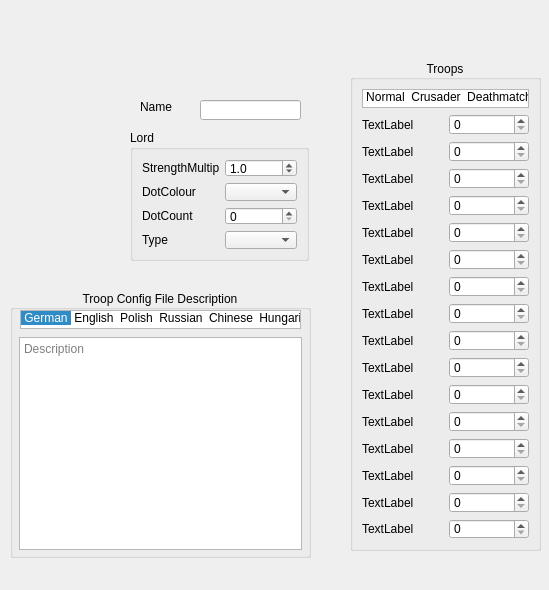
Old version of the form UI/trped_mw.ui in the repository CIO61/ucp_re_gui.
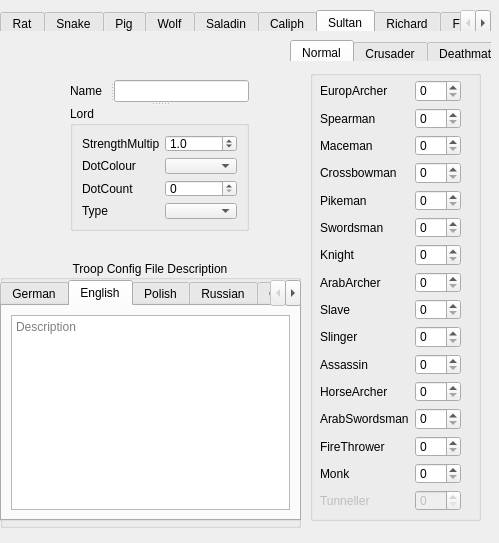
New version of the form. The open tabs and pages were chosen to show the change.

What changed in the file:
```diff
--- a/UI/trped_mw.ui
+++ b/UI/trped_mw.ui
@@ -6,8 +6,8 @@
    <rect>
     <x>0</x>
     <y>0</y>
-    <width>549</width>
-    <height>590</height>
+    <width>499</width>
+    <height>543</height>
    </rect>
   </property>
   <property name="windowTitle">
@@ -17,80 +17,32 @@
    <widget class="QGroupBox" name="groupBox_15">
     <property name="geometry">
      <rect>
-      <x>350</x>
-      <y>60</y>
-      <width>191</width>
-      <height>491</height>
+      <x>310</x>
+      <y>70</y>
+      <width>171</width>
+      <height>451</height>
      </rect>
     </property>
     <property name="title">
-     <string>Troops</string>
+     <string/>
     </property>
     <property name="alignment">
      <set>Qt::AlignCenter</set>
     </property>
-    <layout class="QVBoxLayout" name="verticalLayout">
-     <item>
-      <widget class="QListWidget" name="listWidget_3">
-       <property name="maximumSize">
-        <size>
-         <width>16777215</width>
-         <height>19</height>
-        </size>
-       </property>
-       <property name="verticalScrollBarPolicy">
-        <enum>Qt::ScrollBarAlwaysOff</enum>
-       </property>
-       <property name="horizontalScrollBarPolicy">
-        <enum>Qt::ScrollBarAlwaysOff</enum>
-       </property>
-       <property name="sizeAdjustPolicy">
-        <enum>QAbstractScrollArea::AdjustIgnored</enum>
-       </property>
-       <property name="selectionBehavior">
-        <enum>QAbstractItemView::SelectRows</enum>
-       </property>
-       <property name="flow">
-        <enum>QListView::LeftToRight</enum>
-       </property>
-       <property name="isWrapping" stdset="0">
-        <bool>false</bool>
-       </property>
-       <property name="spacing">
-        <number>-2</number>
-       </property>
-       <property name="viewMode">
-        <enum>QListView::IconMode</enum>
-       </property>
-       <property name="modelColumn">
-        <number>0</number>
-       </property>
-       <property name="currentRow">
-        <number>-1</number>
-       </property>
-       <item>
-        <property name="text">
-         <string>Normal</string>
-        </property>
-       </item>
-       <item>
-        <property name="text">
-         <string>Crusader</string>
-        </property>
-       </item>
-       <item>
-        <property name="text">
-         <string>Deathmatch</string>
-        </property>
-       </item>
-      </widget>
-     </item>
-     <item>
+    <widget class="QWidget" name="layoutWidget">
+     <property name="geometry">
+      <rect>
+       <x>10</x>
+       <y>10</y>
+       <width>141</width>
+       <height>431</height>
+      </rect>
+     </property>
       <layout class="QGridLayout" name="gridLayout">
        <item row="8" column="0">
         <widget class="QLabel" name="label_11">
          <property name="text">
-          <string>TextLabel</string>
+         <string>Slave</string>
          </property>
         </widget>
        </item>
@@ -118,21 +70,21 @@
        <item row="3" column="0">
         <widget class="QLabel" name="label_7">
          <property name="text">
-          <string>TextLabel</string>
+         <string>Crossbowman</string>
          </property>
         </widget>
        </item>
        <item row="7" column="0">
         <widget class="QLabel" name="label_10">
          <property name="text">
-          <string>TextLabel</string>
+         <string>ArabArcher</string>
          </property>
         </widget>
        </item>
        <item row="13" column="0">
         <widget class="QLabel" name="label_14">
          <property name="text">
-          <string>TextLabel</string>
+         <string>FireThrower</string>
          </property>
         </widget>
        </item>
@@ -142,21 +94,21 @@
        <item row="0" column="0">
         <widget class="QLabel" name="label">
          <property name="text">
-          <string>TextLabel</string>
+         <string>EuropArcher</string>
          </property>
         </widget>
        </item>
        <item row="1" column="0">
         <widget class="QLabel" name="label_2">
          <property name="text">
-          <string>TextLabel</string>
+         <string>Spearman</string>
          </property>
         </widget>
        </item>
        <item row="14" column="0">
         <widget class="QLabel" name="label_15">
          <property name="text">
-          <string>TextLabel</string>
+         <string>Monk</string>
          </property>
         </widget>
        </item>
@@ -169,21 +121,21 @@
        <item row="10" column="0">
         <widget class="QLabel" name="label_4">
          <property name="text">
-          <string>TextLabel</string>
+         <string>Assassin</string>
          </property>
         </widget>
        </item>
        <item row="5" column="0">
         <widget class="QLabel" name="label_5">
          <property name="text">
-          <string>TextLabel</string>
+         <string>Swordsman</string>
          </property>
         </widget>
        </item>
        <item row="4" column="0">
         <widget class="QLabel" name="label_6">
          <property name="text">
-          <string>TextLabel</string>
+         <string>Pikeman</string>
          </property>
         </widget>
        </item>
@@ -193,21 +145,21 @@
        <item row="6" column="0">
         <widget class="QLabel" name="label_9">
          <property name="text">
-          <string>TextLabel</string>
+         <string>Knight</string>
          </property>
         </widget>
        </item>
        <item row="12" column="0">
         <widget class="QLabel" name="label_13">
          <property name="text">
-          <string>TextLabel</string>
+         <string>ArabSwordsman</string>
          </property>
         </widget>
        </item>
        <item row="11" column="0">
         <widget class="QLabel" name="label_12">
          <property name="text">
-          <string>TextLabel</string>
+         <string>HorseArcher</string>
          </property>
         </widget>
        </item>
@@ -217,21 +169,24 @@
        <item row="9" column="0">
         <widget class="QLabel" name="label_3">
          <property name="text">
-          <string>TextLabel</string>
+         <string>Slinger</string>
          </property>
         </widget>
        </item>
        <item row="2" column="0">
         <widget class="QLabel" name="label_8">
          <property name="text">
-          <string>TextLabel</string>
+         <string>Maceman</string>
          </property>
         </widget>
        </item>
        <item row="15" column="0">
         <widget class="QLabel" name="label_16">
+        <property name="enabled">
+         <bool>false</bool>
+        </property>
          <property name="text">
-          <string>TextLabel</string>
+         <string>Tunneller</string>
          </property>
         </widget>
        </item>
@@ -245,44 +200,286 @@
         <widget class="QSpinBox" name="spinBox_16"/>
        </item>
        <item row="15" column="1">
-        <widget class="QSpinBox" name="spinBox_17"/>
-       </item>
-      </layout>
+       <widget class="QSpinBox" name="spinBox_17">
+        <property name="enabled">
+         <bool>false</bool>
+        </property>
+       </widget>
+      </item>
+     </layout>
+    </widget>
+   </widget>
+   <widget class="QGroupBox" name="TroopCfgDescriptions">
+    <property name="geometry">
+     <rect>
+      <x>0</x>
+      <y>260</y>
+      <width>301</width>
+      <height>268</height>
+     </rect>
+    </property>
+    <property name="title">
+     <string>Troop Config File Description</string>
+    </property>
+    <property name="alignment">
+     <set>Qt::AlignCenter</set>
+    </property>
+    <widget class="QTabWidget" name="descr_tab">
+     <property name="geometry">
+      <rect>
+       <x>0</x>
+       <y>20</y>
+       <width>301</width>
+       <height>241</height>
+      </rect>
+     </property>
+     <property name="currentIndex">
+      <number>0</number>
+     </property>
+     <widget class="QWidget" name="German" native="true">
+      <attribute name="title">
+       <string>German</string>
+      </attribute>
+      <layout class="QGridLayout" name="gridLayout_24">
+       <item row="0" column="0">
+        <widget class="QPlainTextEdit" name="German_3">
+         <property name="placeholderText">
+          <string>Description</string>
+         </property>
+        </widget>
      </item>
     </layout>
    </widget>
-   <widget class="QLineEdit" name="lineEdit">
+     <widget class="QWidget" name="English" native="true">
+      <attribute name="title">
+       <string>English</string>
+      </attribute>
+      <layout class="QGridLayout" name="gridLayout_25">
+       <item row="0" column="0">
+        <widget class="QPlainTextEdit" name="English_3">
+         <property name="placeholderText">
+          <string>Description</string>
+         </property>
+        </widget>
+       </item>
+      </layout>
+     </widget>
+     <widget class="QWidget" name="Polish" native="true">
+      <attribute name="title">
+       <string>Polish</string>
+      </attribute>
+      <layout class="QGridLayout" name="gridLayout_26">
+       <item row="0" column="0">
+        <widget class="QPlainTextEdit" name="Polish_3">
+         <property name="placeholderText">
+          <string>Description</string>
+         </property>
+        </widget>
+       </item>
+      </layout>
+     </widget>
+     <widget class="QWidget" name="Russian" native="true">
+      <attribute name="title">
+       <string>Russian</string>
+      </attribute>
+      <layout class="QGridLayout" name="gridLayout_27">
+       <item row="0" column="0">
+        <widget class="QPlainTextEdit" name="Russian_3">
+         <property name="placeholderText">
+          <string>Description</string>
+         </property>
+        </widget>
+       </item>
+      </layout>
+     </widget>
+     <widget class="QWidget" name="Chinese" native="true">
+      <attribute name="title">
+       <string>Chinese</string>
+      </attribute>
+      <layout class="QGridLayout" name="gridLayout_28">
+       <item row="0" column="0">
+        <widget class="QPlainTextEdit" name="Chinese_3">
+         <property name="placeholderText">
+          <string>Description</string>
+         </property>
+        </widget>
+       </item>
+      </layout>
+     </widget>
+     <widget class="QWidget" name="Hungarian" native="true">
+      <attribute name="title">
+       <string>Hungarian</string>
+      </attribute>
+      <layout class="QGridLayout" name="gridLayout_29">
+       <item row="0" column="0">
+        <widget class="QPlainTextEdit" name="Hungarian_3">
+         <property name="placeholderText">
+          <string>Description</string>
+         </property>
+        </widget>
+       </item>
+      </layout>
+     </widget>
+    </widget>
+   </widget>
+   <widget class="QTabWidget" name="Lord_Tab">
     <property name="geometry">
      <rect>
-      <x>200</x>
-      <y>100</y>
-      <width>101</width>
-      <height>20</height>
+      <x>0</x>
+      <y>10</y>
+      <width>491</width>
+      <height>21</height>
      </rect>
     </property>
-   </widget>
+    <property name="currentIndex">
+     <number>6</number>
+    </property>
+    <widget class="QWidget" name="Rat">
+     <attribute name="title">
+      <string>Rat</string>
+     </attribute>
+    </widget>
+    <widget class="QWidget" name="Snake">
+     <attribute name="title">
+      <string>Snake</string>
+     </attribute>
+    </widget>
+    <widget class="QWidget" name="Pig">
+     <attribute name="title">
+      <string>Pig</string>
+     </attribute>
+    </widget>
+    <widget class="QWidget" name="Wolf">
+     <attribute name="title">
+      <string>Wolf</string>
+     </attribute>
+    </widget>
+    <widget class="QWidget" name="Saladin">
+     <attribute name="title">
+      <string>Saladin</string>
+     </attribute>
+    </widget>
+    <widget class="QWidget" name="Caliph">
+     <attribute name="title">
+      <string>Caliph</string>
+     </attribute>
+    </widget>
+    <widget class="QWidget" name="Sultan">
+     <attribute name="title">
+      <string>Sultan</string>
+     </attribute>
+    </widget>
+    <widget class="QWidget" name="Richard">
+     <attribute name="title">
+      <string>Richard</string>
+     </attribute>
+    </widget>
+    <widget class="QWidget" name="Frederick">
+     <attribute name="title">
+      <string>Frederick</string>
+     </attribute>
+    </widget>
+    <widget class="QWidget" name="Phillip">
+     <attribute name="title">
+      <string>Phillip</string>
+     </attribute>
+    </widget>
+    <widget class="QWidget" name="Wazir">
+     <attribute name="title">
+      <string>Wazir</string>
+     </attribute>
+    </widget>
+    <widget class="QWidget" name="Emir">
+     <attribute name="title">
+      <string>Emir</string>
+     </attribute>
+    </widget>
+    <widget class="QWidget" name="Nizar">
+     <attribute name="title">
+      <string>Nizar</string>
+     </attribute>
+    </widget>
+    <widget class="QWidget" name="Sheriff">
+     <attribute name="title">
+      <string>Sheriff</string>
+     </attribute>
+    </widget>
+    <widget class="QWidget" name="Marshall">
+     <attribute name="title">
+      <string>Marshall</string>
+     </attribute>
+    </widget>
+    <widget class="QWidget" name="Abbot">
+     <attribute name="title">
+      <string>Abbot</string>
+     </attribute>
+    </widget>
+    <widget class="QWidget" name="Player_eu">
+     <attribute name="title">
+      <string>Player-European</string>
+     </attribute>
+    </widget>
+    <widget class="QWidget" name="Player_ar">
+     <attribute name="title">
+      <string>Player-Arab</string>
+     </attribute>
+    </widget>
+   </widget>
+   <widget class="QTabWidget" name="mode_tab">
+    <property name="geometry">
+     <rect>
+      <x>290</x>
+      <y>40</y>
+      <width>201</width>
+      <height>21</height>
+     </rect>
+    </property>
+    <property name="currentIndex">
+     <number>0</number>
+    </property>
+    <property name="usesScrollButtons">
+     <bool>false</bool>
+    </property>
+    <widget class="QWidget" name="Normal">
+     <attribute name="title">
+      <string>Normal</string>
+     </attribute>
+    </widget>
+    <widget class="QWidget" name="Crusader">
+     <attribute name="title">
+      <string>Crusader</string>
+     </attribute>
+    </widget>
+    <widget class="QWidget" name="Deathmatch">
+     <attribute name="title">
+      <string>Deathmatch</string>
+     </attribute>
+    </widget>
+   </widget>
+   <widget class="QSplitter" name="splitter_2">
+    <property name="geometry">
+     <rect>
+      <x>70</x>
+      <y>80</y>
+      <width>179</width>
+      <height>151</height>
+     </rect>
+    </property>
+    <property name="orientation">
+     <enum>Qt::Vertical</enum>
+    </property>
+    <widget class="QSplitter" name="splitter">
+     <property name="orientation">
+      <enum>Qt::Horizontal</enum>
+     </property>
    <widget class="QLabel" name="label_123">
-    <property name="geometry">
-     <rect>
-      <x>140</x>
-      <y>100</y>
-      <width>47</width>
-      <height>13</height>
-     </rect>
-    </property>
     <property name="text">
      <string>Name</string>
     </property>
    </widget>
+     <widget class="QLineEdit" name="lineEdit"/>
+    </widget>
    <widget class="QGroupBox" name="groupBox_14">
-    <property name="geometry">
-     <rect>
-      <x>130</x>
-      <y>130</y>
-      <width>179</width>
-      <height>131</height>
-     </rect>
-    </property>
     <property name="title">
      <string>Lord</string>
     </property>
@@ -349,176 +546,6 @@
      </item>
     </layout>
    </widget>
-   <widget class="QGroupBox" name="TroopCfgDescriptions">
-    <property name="geometry">
-     <rect>
-      <x>10</x>
-      <y>290</y>
-      <width>301</width>
-      <height>268</height>
-     </rect>
-    </property>
-    <property name="title">
-     <string>Troop Config File Description</string>
-    </property>
-    <property name="alignment">
-     <set>Qt::AlignCenter</set>
-    </property>
-    <widget class="QStackedWidget" name="Descriptions_2">
-     <property name="geometry">
-      <rect>
-       <x>0</x>
-       <y>38</y>
-       <width>301</width>
-       <height>231</height>
-      </rect>
-     </property>
-     <property name="currentIndex">
-      <number>0</number>
-     </property>
-     <widget class="QWidget" name="DescriptionsPage1_2">
-      <layout class="QGridLayout" name="gridLayout_24">
-       <item row="0" column="0">
-        <widget class="QPlainTextEdit" name="German_3">
-         <property name="placeholderText">
-          <string>Description</string>
-         </property>
-        </widget>
-       </item>
-      </layout>
-     </widget>
-     <widget class="QWidget" name="DescriptionsPage2_2">
-      <layout class="QGridLayout" name="gridLayout_25">
-       <item row="0" column="0">
-        <widget class="QPlainTextEdit" name="English_3">
-         <property name="placeholderText">
-          <string>Description</string>
-         </property>
-        </widget>
-       </item>
-      </layout>
-     </widget>
-     <widget class="QWidget" name="DescriptionsPage3_2">
-      <layout class="QGridLayout" name="gridLayout_26">
-       <item row="0" column="0">
-        <widget class="QPlainTextEdit" name="Polish_3">
-         <property name="placeholderText">
-          <string>Description</string>
-         </property>
-        </widget>
-       </item>
-      </layout>
-     </widget>
-     <widget class="QWidget" name="DescriptionsPage4_2">
-      <layout class="QGridLayout" name="gridLayout_27">
-       <item row="0" column="0">
-        <widget class="QPlainTextEdit" name="Russian_3">
-         <property name="placeholderText">
-          <string>Description</string>
-         </property>
-        </widget>
-       </item>
-      </layout>
-     </widget>
-     <widget class="QWidget" name="DescriptionsPage5_2">
-      <layout class="QGridLayout" name="gridLayout_28">
-       <item row="0" column="0">
-        <widget class="QPlainTextEdit" name="Chinese_3">
-         <property name="placeholderText">
-          <string>Description</string>
-         </property>
-        </widget>
-       </item>
-      </layout>
-     </widget>
-     <widget class="QWidget" name="DescriptionsPage6_2">
-      <layout class="QGridLayout" name="gridLayout_29">
-       <item row="0" column="0">
-        <widget class="QPlainTextEdit" name="Hungarian_3">
-         <property name="placeholderText">
-          <string>Description</string>
-         </property>
-        </widget>
-       </item>
-      </layout>
-     </widget>
-    </widget>
-    <widget class="QListWidget" name="listWidget_2">
-     <property name="geometry">
-      <rect>
-       <x>10</x>
-       <y>20</y>
-       <width>281</width>
-       <height>19</height>
-      </rect>
-     </property>
-     <property name="maximumSize">
-      <size>
-       <width>16777215</width>
-       <height>19</height>
-      </size>
-     </property>
-     <property name="verticalScrollBarPolicy">
-      <enum>Qt::ScrollBarAlwaysOff</enum>
-     </property>
-     <property name="horizontalScrollBarPolicy">
-      <enum>Qt::ScrollBarAlwaysOff</enum>
-     </property>
-     <property name="sizeAdjustPolicy">
-      <enum>QAbstractScrollArea::AdjustIgnored</enum>
-     </property>
-     <property name="selectionBehavior">
-      <enum>QAbstractItemView::SelectRows</enum>
-     </property>
-     <property name="flow">
-      <enum>QListView::LeftToRight</enum>
-     </property>
-     <property name="isWrapping" stdset="0">
-      <bool>false</bool>
-     </property>
-     <property name="spacing">
-      <number>-2</number>
-     </property>
-     <property name="viewMode">
-      <enum>QListView::IconMode</enum>
-     </property>
-     <property name="modelColumn">
-      <number>0</number>
-     </property>
-     <property name="currentRow">
-      <number>0</number>
-     </property>
-     <item>
-      <property name="text">
-       <string>German</string>
-      </property>
-     </item>
-     <item>
-      <property name="text">
-       <string>English</string>
-      </property>
-     </item>
-     <item>
-      <property name="text">
-       <string>Polish</string>
-      </property>
-     </item>
-     <item>
-      <property name="text">
-       <string>Russian</string>
-      </property>
-     </item>
-     <item>
-      <property name="text">
-       <string>Chinese</string>
-      </property>
-     </item>
-     <item>
-      <property name="text">
-       <string>Hungarian</string>
-      </property>
-     </item>
-    </widget>
    </widget>
   </widget>
   <widget class="QMenuBar" name="menubar">
```
Left out of the diff: 2 changed lines with no effect on the pictures. Lines whose indentation alone changed are shown as unchanged.
